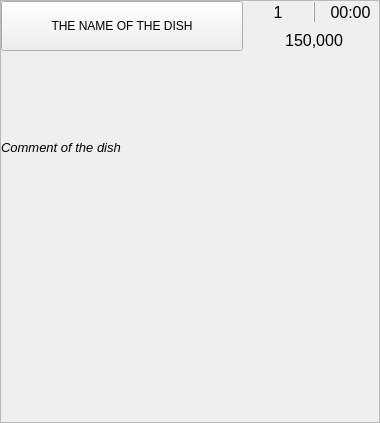
End1-1/Cafe5, file Waiter/dishitem.ui: the form before one commit.
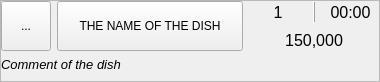
The form after the commit. Icons and pictures are not drawn. Custom widgets are drawn as their Qt base class.

Diff of the .ui file:
```diff
--- a/Waiter/dishitem.ui
+++ b/Waiter/dishitem.ui
@@ -7,7 +7,7 @@
     <x>0</x>
     <y>0</y>
     <width>380</width>
-    <height>423</height>
+    <height>82</height>
    </rect>
   </property>
   <property name="sizePolicy">
@@ -112,6 +112,32 @@
            <property name="bottomMargin">
             <number>0</number>
            </property>
+           <item>
+            <widget class="QToolButton" name="btnReprint">
+             <property name="minimumSize">
+              <size>
+               <width>50</width>
+               <height>50</height>
+              </size>
+             </property>
+             <property name="text">
+              <string>...</string>
+             </property>
+             <property name="icon">
+              <iconset resource="../resources/resources.qrc">
+               <normaloff>:/print_receipt.png</normaloff>:/print_receipt.png</iconset>
+             </property>
+             <property name="iconSize">
+              <size>
+               <width>32</width>
+               <height>32</height>
+              </size>
+             </property>
+             <property name="checkable">
+              <bool>true</bool>
+             </property>
+            </widget>
+           </item>
            <item>
             <widget class="DishItemButton" name="btnDish">
              <property name="sizePolicy">
@@ -120,6 +146,11 @@
                <verstretch>0</verstretch>
               </sizepolicy>
              </property>
+             <property name="font">
+              <font>
+               <strikeout>false</strikeout>
+              </font>
+             </property>
              <property name="text">
               <string>THE NAME OF THE DISH</string>
              </property>
@@ -229,6 +260,9 @@
             <italic>true</italic>
            </font>
           </property>
+          <property name="styleSheet">
+           <string notr="true">font-style:strikeout;</string>
+          </property>
           <property name="text">
            <string>Comment of the dish</string>
           </property>
```
Left out of the diff: 4 changed lines with no effect on the pictures.
